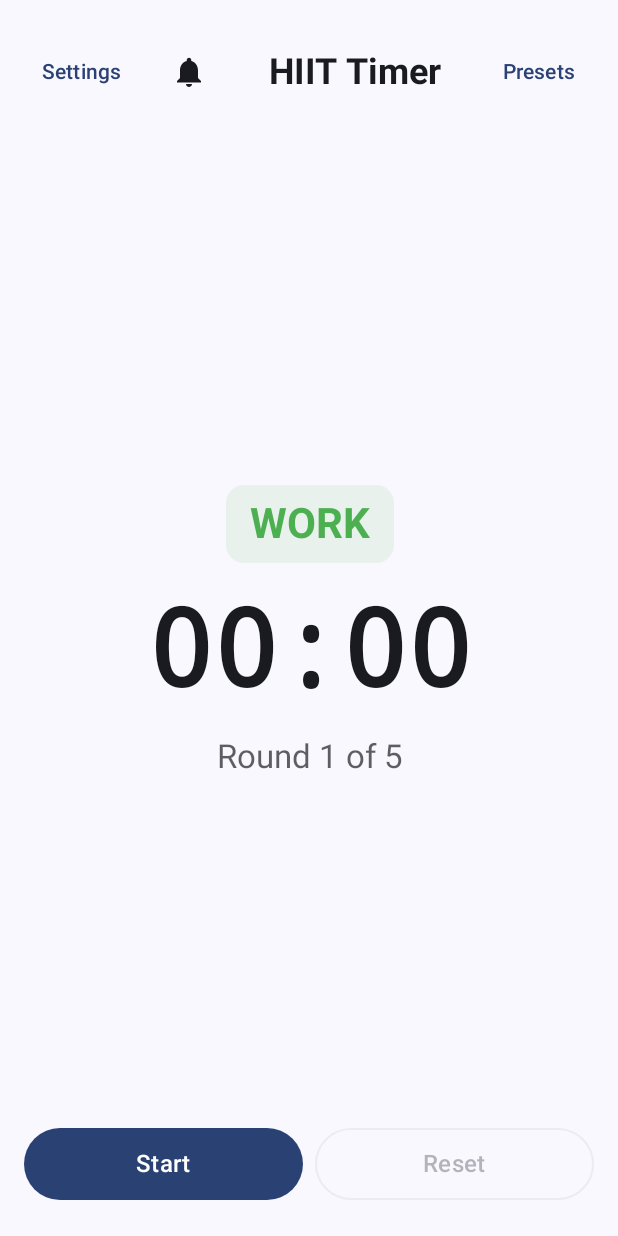
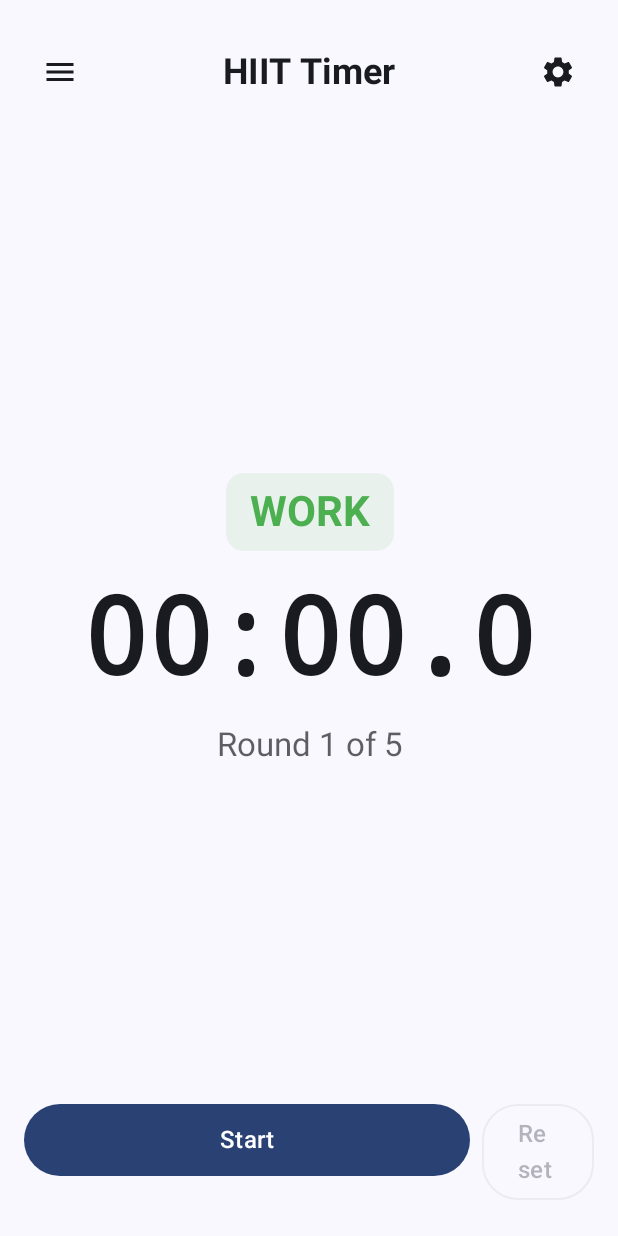
Before and after one commit to mstraa/hiit-timer, an Android app built with Jetpack Compose: the screen it shows after launch (MainActivity), on a phone screen of 412 x 824 dp. Run offline under Robolectric (Android 15) with nearby library versions, the phone set to English and light mode, and no system bars.

Commit message:
feat: some tasks

```diff
--- a/app/src/main/java/com/hiittimer/app/data/TimerState.kt
+++ b/app/src/main/java/com/hiittimer/app/data/TimerState.kt
@@ -25,11 +25,12 @@ data class TimerConfig(
     val workTimeSeconds: Int = 20,
     val restTimeSeconds: Int = 10,
     val totalRounds: Int = 5,
-    val isUnlimited: Boolean = false
+    val isUnlimited: Boolean = false,
+    val noRest: Boolean = false // FR-001: "No Rest" toggle to disable rest periods
 ) {
     init {
         require(workTimeSeconds in 5..900) { "Work time must be between 5 and 900 seconds" }
-        require(restTimeSeconds in 5..300) { "Rest time must be between 5 and 300 seconds" }
+        require(noRest || restTimeSeconds in 5..300) { "Rest time must be between 5 and 300 seconds when rest is enabled" }
         require(totalRounds in 1..99 || isUnlimited) { "Total rounds must be between 1 and 99 or unlimited" }
     }
 }
@@ -41,6 +42,7 @@ data class TimerStatus(
     val state: TimerState = TimerState.IDLE,
     val currentInterval: IntervalType = IntervalType.WORK,
     val timeRemainingSeconds: Int = 0,
+    val timeRemainingMilliseconds: Int = 0, // FR-017: Millisecond precision
     val currentRound: Int = 1,
     val config: TimerConfig = TimerConfig()
 ) {
@@ -55,12 +57,13 @@ data class TimerStatus(
     val canReset: Boolean get() = state != TimerState.IDLE
 
     /**
-     * Format time remaining as MM:SS
+     * Format time remaining as MM:SS.mmm (FR-017: Millisecond precision)
      */
     fun formatTimeRemaining(): String {
         val minutes = timeRemainingSeconds / 60
         val seconds = timeRemainingSeconds % 60
-        return String.format("%02d:%02d", minutes, seconds)
+        val milliseconds = timeRemainingMilliseconds / 100 // Display deciseconds (0-9)
+        return String.format("%02d:%02d.%01d", minutes, seconds, milliseconds)
     }
 
     /**
--- a/app/src/main/java/com/hiittimer/app/ui/timer/TimerScreen.kt
+++ b/app/src/main/java/com/hiittimer/app/ui/timer/TimerScreen.kt
@@ -23,7 +23,11 @@ import com.hiittimer.app.data.IntervalType
 import com.hiittimer.app.data.TimerState
 import com.hiittimer.app.data.TimerStatus
 import com.hiittimer.app.ui.components.AudioToggleButton
+import com.hiittimer.app.ui.components.HamburgerMenuButton
+import com.hiittimer.app.ui.components.HamburgerMenuPanel
 import com.hiittimer.app.ui.components.IntervalTransitionEffect
+import com.hiittimer.app.ui.components.TimerConfigButton
+import com.hiittimer.app.ui.components.TimerConfigModal
 import com.hiittimer.app.ui.components.VisualFeedbackOverlay
 import com.hiittimer.app.ui.theme.HIITColors
 import com.hiittimer.app.ui.utils.*
@@ -36,7 +40,12 @@ fun TimerScreen(
 ) {
     val timerStatus by viewModel.timerStatus.collectAsState()
     val audioSettings by viewModel.audioSettings.collectAsState()
+    val themePreference by viewModel.themePreference.collectAsState()
     val isDarkTheme = isSystemInDarkTheme()
+
+    // State for new UI components (FR-016: Settings UI Reorganization)
+    var isHamburgerMenuOpen by remember { mutableStateOf(false) }
+    var isTimerConfigOpen by remember { mutableStateOf(false) }
 
     // Responsive design values (FR-015: Responsive Design)
     val screenSize = getScreenSize()
@@ -64,7 +73,8 @@ fun TimerScreen(
                 adaptiveButtonHeight = adaptiveButtonHeight,
                 adaptiveTimerFontSize = adaptiveTimerFontSize,
                 viewModel = viewModel,
-                onNavigateToConfig = onNavigateToConfig
+                onOpenHamburgerMenu = { isHamburgerMenuOpen = true },
+                onOpenTimerConfig = { isTimerConfigOpen = true }
             )
         } else {
             PortraitTimerLayout(
@@ -76,7 +86,8 @@ fun TimerScreen(
                 adaptiveButtonHeight = adaptiveButtonHeight,
                 adaptiveTimerFontSize = adaptiveTimerFontSize,
                 viewModel = viewModel,
-                onNavigateToConfig = onNavigateToConfig
+                onOpenHamburgerMenu = { isHamburgerMenuOpen = true },
+                onOpenTimerConfig = { isTimerConfigOpen = true }
             )
         }
 
@@ -91,6 +102,33 @@ fun TimerScreen(
         IntervalTransitionEffect(
             timerStatus = timerStatus,
             modifier = Modifier.fillMaxSize()
+        )
+
+        // Hamburger menu panel (FR-016: Settings UI Reorganization)
+        HamburgerMenuPanel(
+            isOpen = isHamburgerMenuOpen,
+            onClose = { isHamburgerMenuOpen = false },
+            audioSettings = audioSettings,
+            themePreference = themePreference,
+            onToggleAudio = { viewModel.toggleAudio() },
+            onVolumeChange = { volume -> viewModel.setAudioVolume(volume) },
+            onThemeChange = { preference -> viewModel.setThemePreference(preference) }
+        )
+
+        // Timer configuration modal (FR-016: Settings UI Reorganization)
+        TimerConfigModal(
+            isOpen = isTimerConfigOpen,
+            onClose = { isTimerConfigOpen = false },
+            config = timerStatus.config,
+            onConfigUpdate = { config ->
+                viewModel.updateConfig(
+                    workTimeSeconds = config.workTimeSeconds,
+                    restTimeSeconds = config.restTimeSeconds,
+                    totalRounds = config.totalRounds,
+                    isUnlimited = config.isUnlimited,
+                    noRest = config.noRest
+                )
+            }
         )
     }
 }
@@ -108,7 +146,8 @@ private fun PortraitTimerLayout(
     adaptiveButtonHeight: Dp,
     adaptiveTimerFontSize: androidx.compose.ui.unit.TextUnit,
     viewModel: TimerViewModel,
-    onNavigateToConfig: () -> Unit
+    onOpenHamburgerMenu: () -> Unit,
+    onOpenTimerConfig: () -> Unit
 ) {
     Column(
         modifier = Modifier
@@ -122,7 +161,8 @@ private fun PortraitTimerLayout(
             audioSettings = audioSettings,
             adaptiveSpacing = adaptiveSpacing,
             viewModel = viewModel,
-            onNavigateToConfig = onNavigateToConfig
+            onOpenHamburgerMenu = onOpenHamburgerMenu,
+            onOpenTimerConfig = onOpenTimerConfig
         )
 
         Spacer(modifier = Modifier.height(adaptiveSpacing * 2))
@@ -165,7 +205,8 @@ private fun LandscapeTimerLayout(
     adaptiveButtonHeight: Dp,
     adaptiveTimerFontSize: androidx.compose.ui.unit.TextUnit,
     viewModel: TimerViewModel,
-    onNavigateToConfig: () -> Unit
+    onOpenHamburgerMenu: () -> Unit,
+    onOpenTimerConfig: () -> Unit
 ) {
     Column(
         modifier = Modifier
@@ -178,7 +219,8 @@ private fun LandscapeTimerLayout(
             audioSettings = audioSettings,
             adaptiveSpacing = adaptiveSpacing,
             viewModel = viewModel,
-            onNavigateToConfig = onNavigateToConfig,
+            onOpenHamburgerMenu = onOpenHamburgerMenu,
+            onOpenTimerConfig = onOpenTimerConfig,
             isCompact = true
         )
 
@@ -233,7 +275,8 @@ private fun TimerHeader(
     audioSettings: AudioSettings,
     adaptiveSpacing: Dp,
     viewModel: TimerViewModel,
-    onNavigateToConfig: () -> Unit,
+    onOpenHamburgerMenu: () -> Unit,
+    onOpenTimerConfig: () -> Unit,
     isCompact: Boolean = false
 ) {
     Row(
@@ -247,17 +290,9 @@ private fun TimerHeader(
             verticalAlignment = Alignment.CenterVertically,
             horizontalArrangement = Arrangement.spacedBy(adaptiveSpacing)
         ) {
-            TextButton(
-                onClick = onNavigateToConfig,
-                modifier = Modifier.heightIn(min = MinTouchTargetSize)
-            ) {
-                Text("Settings")
-            }
-
-            // Audio toggle button (FR-007: Audio Controls)
-            AudioToggleButton(
-                audioSettings = audioSettings,
-                onToggleAudio = { viewModel.toggleAudio() },
+            // Hamburger menu button (FR-016: Settings UI Reorganization)
+            HamburgerMenuButton(
+                onClick = onOpenHamburgerMenu,
                 modifier = Modifier.size(MinTouchTargetSize)
             )
         }
@@ -270,12 +305,11 @@ private fun TimerHeader(
             )
         }
 
-        TextButton(
-            onClick = { /* TODO: Presets */ },
-            modifier = Modifier.heightIn(min = MinTouchTargetSize)
-        ) {
-            Text("Presets")
-        }
+        // Timer configuration button (FR-016: Settings UI Reorganization)
+        TimerConfigButton(
+            onClick = onOpenTimerConfig,
+            modifier = Modifier.size(MinTouchTargetSize)
+        )
     }
 }
 
@@ -385,29 +419,29 @@ private fun TimerControls(
             )
         }
     } else {
-        // Horizontal layout for portrait mode
+        // Horizontal layout for portrait mode (FR-016: 80%/20% width split)
         Row(
             modifier = Modifier
                 .fillMaxWidth()
                 .padding(vertical = adaptiveSpacing),
-            horizontalArrangement = Arrangement.SpaceEvenly
+            horizontalArrangement = Arrangement.spacedBy(adaptiveSpacing)
         ) {
+            // Start button occupying 80% of control area width (FR-016)
             TimerButton(
                 timerStatus = timerStatus,
                 adaptiveButtonHeight = adaptiveButtonHeight,
                 viewModel = viewModel,
                 isPrimary = true,
-                modifier = Modifier.weight(1f)
+                modifier = Modifier.weight(0.8f)
             )
 
-            Spacer(modifier = Modifier.width(width = adaptiveSpacing))
-
+            // Reset button occupying 20% of control area width (FR-016)
             TimerButton(
                 timerStatus = timerStatus,
                 adaptiveButtonHeight = adaptiveButtonHeight,
                 viewModel = viewModel,
                 isPrimary = false,
-                modifier = Modifier.weight(1f)
+                modifier = Modifier.weight(0.2f)
             )
         }
     }
--- a/app/src/main/java/com/hiittimer/app/ui/timer/TimerViewModel.kt
+++ b/app/src/main/java/com/hiittimer/app/ui/timer/TimerViewModel.kt
@@ -61,14 +61,16 @@ class TimerViewModel(application: Application) : AndroidViewModel(application) {
         workTimeSeconds: Int = timerStatus.value.config.workTimeSeconds,
         restTimeSeconds: Int = timerStatus.value.config.restTimeSeconds,
         totalRounds: Int = timerStatus.value.config.totalRounds,
-        isUnlimited: Boolean = timerStatus.value.config.isUnlimited
+        isUnlimited: Boolean = timerStatus.value.config.isUnlimited,
+        noRest: Boolean = timerStatus.value.config.noRest
     ) {
         try {
             val newConfig = TimerConfig(
                 workTimeSeconds = workTimeSeconds,
                 restTimeSeconds = restTimeSeconds,
                 totalRounds = totalRounds,
-                isUnlimited = isUnlimited
+                isUnlimited = isUnlimited,
+                noRest = noRest
             )
             timerManager.updateConfig(newConfig)
         } catch (e: IllegalArgumentException) {
```
Also changed, not shown: app/src/main/java/com/hiittimer/app/timer/TimerManager.kt (+57 -14 lines), app/src/main/java/com/hiittimer/app/ui/components/HamburgerMenu.kt (added, +178 -0 lines), app/src/main/java/com/hiittimer/app/ui/components/TimerConfigModal.kt (added, +291 -0 lines), 2 other files.
